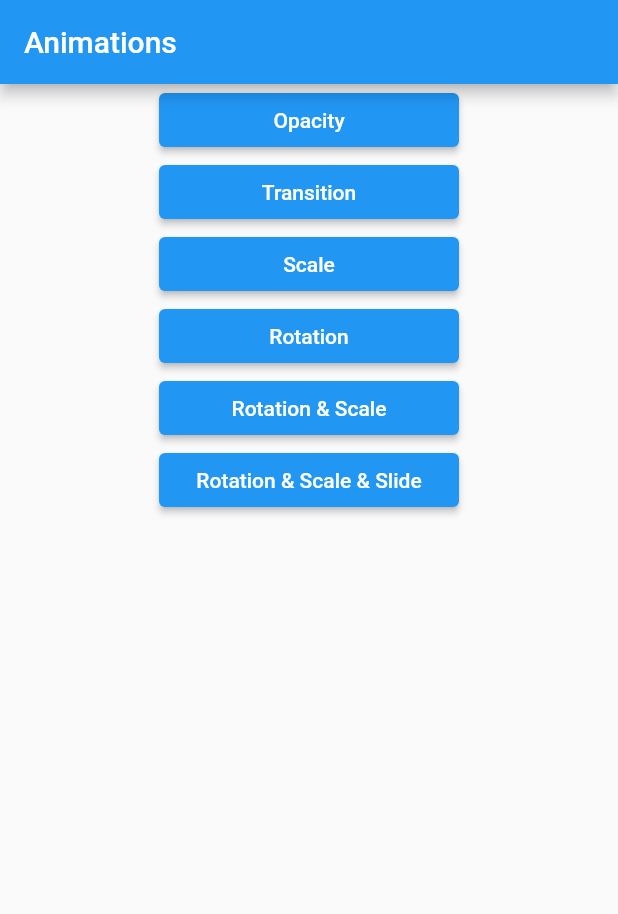
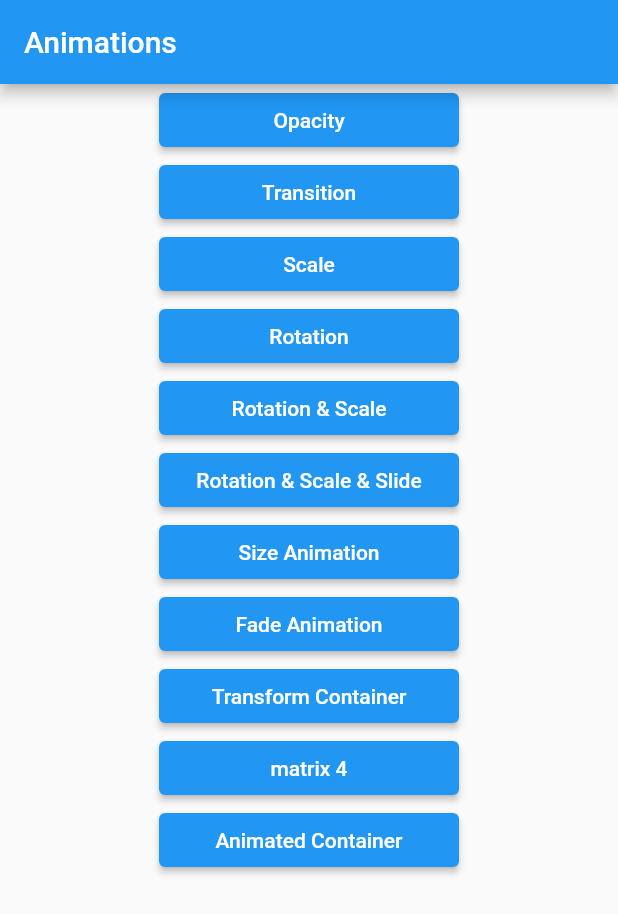
Before and after one commit to saad-elkabche/flutter_animations, a Flutter app: the screen it shows after launch, on a phone screen of 412 x 824 dp. Shown: the top 914 px of the screen. Run offline on Flutter 3.47's test engine with Material 2 defaults, Android fonts, the phone set to English and light mode, and no system bars.

Commit message:
add animations

```diff
--- a/lib/routes.dart
+++ b/lib/routes.dart
@@ -1,16 +1,29 @@
+
+
 import 'package:flutter/material.dart';
 import 'package:flutter_animation/secreens/home.dart';
 
+import 'secreens/animated_container.dart';
+import 'secreens/container_anim.dart';
+import 'secreens/matrix4Secreen.dart';
 import 'secreens/opacity.dart';
 
 
 class Routes{
   static const String home='/';
   static const String opacity='opacity';
+  static const String containerAnim='containerAnim';
+  static const String matrix4='Matrix4';
+  static const String animatedContainer='AnimatedContainer';
+
+
  /* static const String home='/';
   static const String home='/';*/
 static Map<String,WidgetBuilder> routes={
   home:(context)=>const Home(),
-  opacity:(context)=>OpacitySecreen()
+  opacity:(context)=>const OpacitySecreen(),
+  containerAnim:(context)=>const AnimateContainer(),
+  matrix4:(context)=>const Matrix4Secreen(),
+  animatedContainer:(context)=>const AnimatedContainerSecreen()
 };
 }
--- a/lib/secreens/Animations.dart
+++ b/lib/secreens/Animations.dart
@@ -120,3 +120,29 @@ class RotationScaleTransitionAnimation extends PageRouteBuilder{
   );
 
 }
+
+
+class SizeAnimation extends PageRouteBuilder{
+  Widget page;
+  SizeAnimation({required this.page}):super(
+    pageBuilder: (context,animation,secondaryAnimation)=>page,
+    transitionsBuilder: (context,animation,secondaryAnimation,child){
+      return Center(child: SizeTransition(sizeFactor: animation,axis: Axis.horizontal,child: child));
+    },
+    transitionDuration: const Duration(seconds: 2),
+    reverseTransitionDuration: const Duration(seconds: 2),
+  );
+}
+
+
+class FadeAnimation extends PageRouteBuilder{
+  Widget page;
+  FadeAnimation({required this.page}):super(
+    pageBuilder: (context,animation,secondaryAnimation)=>page,
+    transitionsBuilder: (context,animation,secondaryAnimation,child){
+      return FadeTransition(opacity: animation,child: child,);
+    },
+    transitionDuration: const Duration(seconds: 2),
+    reverseTransitionDuration: const Duration(seconds: 2),
+  );
+}
--- a/lib/secreens/home.dart
+++ b/lib/secreens/home.dart
@@ -1,7 +1,5 @@
 import 'package:flutter/material.dart';
 import 'package:flutter_animation/secreens/Animations.dart';
-import 'package:flutter_animation/secreens/opacity.dart';
-
 import '../routes.dart';
 import 'secondPage.dart';
 
@@ -26,12 +24,17 @@ class _HomeState extends State<Home> {
           width: 200,
           child: Column(
             children: [
-              getButton(context, "Opacity",()=>_NavToOpacityAnim(Routes.opacity)),
+              getButton(context, "Opacity",()=>_NavToSecreen(Routes.opacity)),
               getButton(context, "Transition",_openWithTransition),
               getButton(context, "Scale",_openWithScale),
               getButton(context,"Rotation",_openWithRotation),
               getButton(context, "Rotation & Scale",_openWithRotationScale),
               getButton(context, "Rotation & Scale & Slide",_openWithRotationScaleTrasition),
+              getButton(context, "Size Animation",_openWithSizeTransition),
+              getButton(context, "Fade Animation",_openWithFadeTransition),
+              getButton(context, "Transform Container",()=>_NavToSecreen(Routes.containerAnim)),
+              getButton(context, "matrix 4",()=>_NavToSecreen(Routes.matrix4)),
+              getButton(context, "Animated Container",()=>_NavToSecreen(Routes.animatedContainer)),
             ],
           ),
         ),
@@ -39,7 +42,7 @@ class _HomeState extends State<Home> {
     );
   }
 
-  void _NavToOpacityAnim(String distination) {
+  void _NavToSecreen(String distination) {
     Navigator.of(context).pushNamed(distination);
   }
   void _openWithTransition() {
@@ -59,6 +62,15 @@ class _HomeState extends State<Home> {
         RotationScaleTransitionAnimation(page: const SecondPage())
     );
   }
+  void _openWithSizeTransition() {
+    Navigator.of(context).push(SizeAnimation(page: const SecondPage()));
+  }
+  void _openWithFadeTransition() {
+    Navigator.of(context).push(FadeAnimation(page:const SecondPage()));
+  }
+
+
+
 
 
   Widget getButton(BuildContext context,String text,VoidCallback onClick){
@@ -77,4 +89,8 @@ class _HomeState extends State<Home> {
 
 
 
+
+
+
+
 }
```
Also changed, not shown: lib/secreens/animated_container.dart (added, +97 -0 lines), lib/secreens/container_anim.dart (added, +152 -0 lines), lib/secreens/matrix4Secreen.dart (added, +113 -0 lines).
